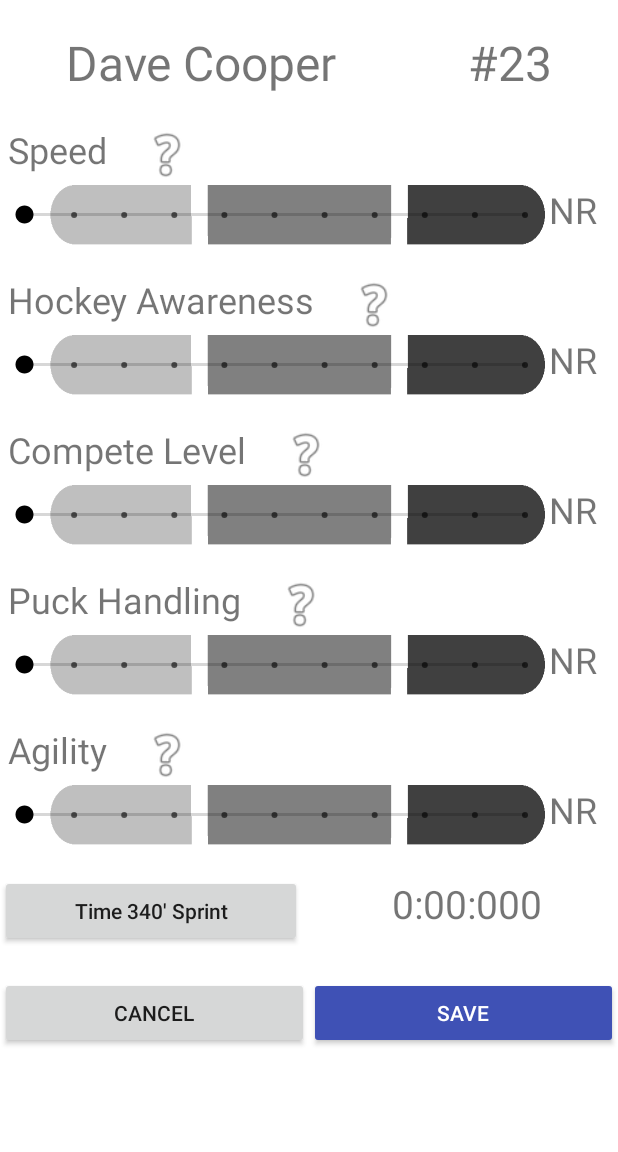
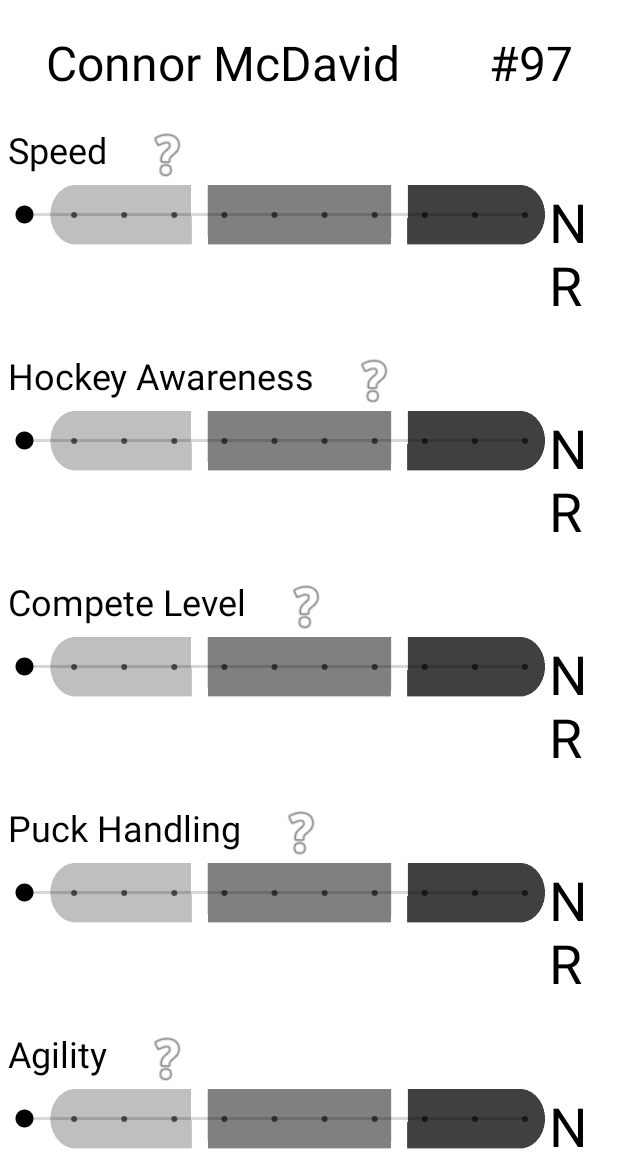
Before and after one commit to fdrury/HockeyConnect, an Android app: the screen it shows after launch (PlayerEvaluationActivity), on a phone screen of 412 x 824 dp, the part 84-1236 px from its top. Run offline under Robolectric (Android 15) with nearby library versions, the light colour scheme and no system bars.

Commit message:
more layout changes

```diff
--- a/code/HockeyConnect/app/src/main/res/layout/activity_player_evaluation.xml
+++ b/code/HockeyConnect/app/src/main/res/layout/activity_player_evaluation.xml
@@ -41,6 +41,7 @@
                 android:id="@+id/textViewPlayerName"
                 android:layout_width="wrap_content"
                 android:layout_height="wrap_content"
+                android:textColor="@color/colorBlack"
                 android:layout_weight="1"
                 android:gravity="center"
                 android:textSize="32dp"
@@ -50,6 +51,7 @@
                 android:id="@+id/textViewPlayerNumber"
                 android:layout_width="wrap_content"
                 android:layout_height="wrap_content"
+                android:textColor="@color/colorBlack"
                 android:layout_weight="1"
                 android:gravity="center"
                 android:textSize="32dp"
@@ -69,6 +71,7 @@
                 android:id="@+id/textViewAttributeName0"
                 android:layout_width="wrap_content"
                 android:layout_height="wrap_content"
+                android:textColor="@color/colorBlack"
                 android:textSize="24dp"
                 android:layout_marginLeft="5dp"
                 android:text="Attribute 0" />
@@ -108,7 +111,8 @@
                 android:id="@+id/textViewAttribute0"
                 android:layout_width="10dp"
                 android:layout_height="wrap_content"
-                android:textSize="24dp"
+                android:textColor="@color/colorBlack"
+                android:textSize="36dp"
                 android:layout_weight="1"
                 android:text="NR" />
         </LinearLayout>
@@ -126,6 +130,7 @@
                 android:id="@+id/textViewAttributeName1"
                 android:layout_width="wrap_content"
                 android:layout_height="wrap_content"
+                android:textColor="@color/colorBlack"
                 android:textSize="24dp"
                 android:layout_marginLeft="5dp"
                 android:text="Attribute 0" />
@@ -165,7 +170,8 @@
                 android:id="@+id/textViewAttribute1"
                 android:layout_width="10dp"
                 android:layout_height="wrap_content"
-                android:textSize="24dp"
+                android:textColor="@color/colorBlack"
+                android:textSize="36dp"
                 android:layout_weight="1"
                 android:text="NR" />
         </LinearLayout>
@@ -183,6 +189,7 @@
                 android:id="@+id/textViewAttributeName2"
                 android:layout_width="wrap_content"
                 android:layout_height="wrap_content"
+                android:textColor="@color/colorBlack"
                 android:textSize="24dp"
                 android:layout_marginLeft="5dp"
                 android:text="Attribute 0" />
@@ -222,7 +229,8 @@
                 android:id="@+id/textViewAttribute2"
                 android:layout_width="10dp"
                 android:layout_height="wrap_content"
-                android:textSize="24dp"
+                android:textColor="@color/colorBlack"
+                android:textSize="36dp"
                 android:layout_weight="1"
                 android:text="NR" />
         </LinearLayout>
@@ -240,6 +248,7 @@
                 android:id="@+id/textViewAttributeName3"
                 android:layout_width="wrap_content"
                 android:layout_height="wrap_content"
+                android:textColor="@color/colorBlack"
                 android:textSize="24dp"
                 android:layout_marginLeft="5dp"
                 android:text="Attribute 0" />
@@ -279,7 +288,8 @@
                 android:id="@+id/textViewAttribute3"
                 android:layout_width="10dp"
                 android:layout_height="wrap_content"
-                android:textSize="24dp"
+                android:textColor="@color/colorBlack"
+                android:textSize="36dp"
                 android:layout_weight="1"
                 android:text="NR" />
         </LinearLayout>
@@ -297,6 +307,7 @@
                 android:id="@+id/textViewAttributeName4"
                 android:layout_width="wrap_content"
                 android:layout_height="wrap_content"
+                android:textColor="@color/colorBlack"
                 android:textSize="24dp"
                 android:layout_marginLeft="5dp"
                 android:text="Attribute 0" />
@@ -336,7 +347,8 @@
                 android:id="@+id/textViewAttribute4"
                 android:layout_width="10dp"
                 android:layout_height="wrap_content"
-                android:textSize="24dp"
+                android:textColor="@color/colorBlack"
+                android:textSize="36dp"
                 android:layout_weight="1"
                 android:text="NR" />
         </LinearLayout>
@@ -366,6 +378,7 @@
                 android:id="@+id/timerTextView"
                 android:layout_width="match_parent"
                 android:layout_height="wrap_content"
+                android:textColor="@color/colorBlack"
                 android:layout_weight="1"
                 android:gravity="center"
                 android:textSize="26dp"
--- a/code/HockeyConnect/app/src/main/res/layout/activity_timer.xml
+++ b/code/HockeyConnect/app/src/main/res/layout/activity_timer.xml
@@ -40,6 +40,7 @@
                 android:id="@+id/textView2"
                 android:layout_width="match_parent"
                 android:layout_height="wrap_content"
+                android:textColor="@color/colorBlack"
                 android:layout_marginLeft="10dp"
                 android:layout_weight="1"
                 android:text="340' Sprint"
@@ -75,6 +76,7 @@
                 android:id="@+id/textViewTimer"
                 android:layout_width="wrap_content"
                 android:layout_height="wrap_content"
+                android:textColor="@color/colorBlack"
                 android:textSize="32dp"
                 android:text="0:00:000" />
 
--- a/code/HockeyConnect/app/src/main/res/values/strings.xml
+++ b/code/HockeyConnect/app/src/main/res/values/strings.xml
@@ -7,6 +7,6 @@
     <string name="attribute4_name">Agility</string>
     <string name="not_rated_name">NR</string>
 
-    <string name="test_player_name_name">Dave Cooper</string>
-    <string name="test_player_number_name">#23</string>
+    <string name="test_player_name_name">Connor McDavid</string>
+    <string name="test_player_number_name">#97</string>
 </resources>
```
